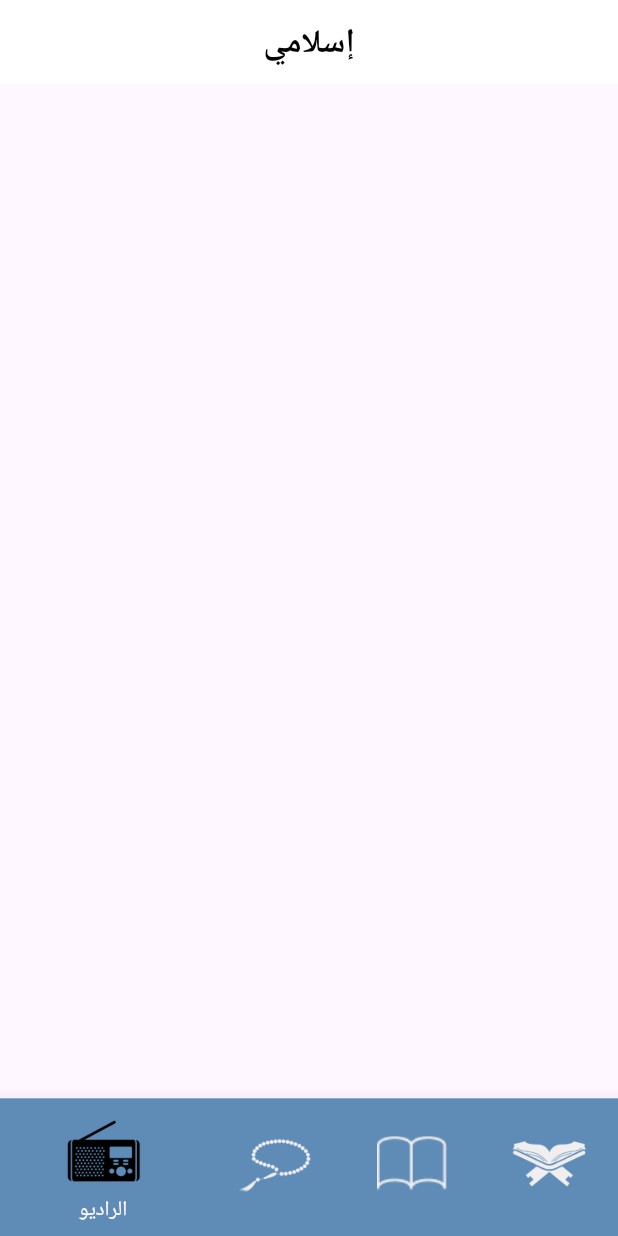
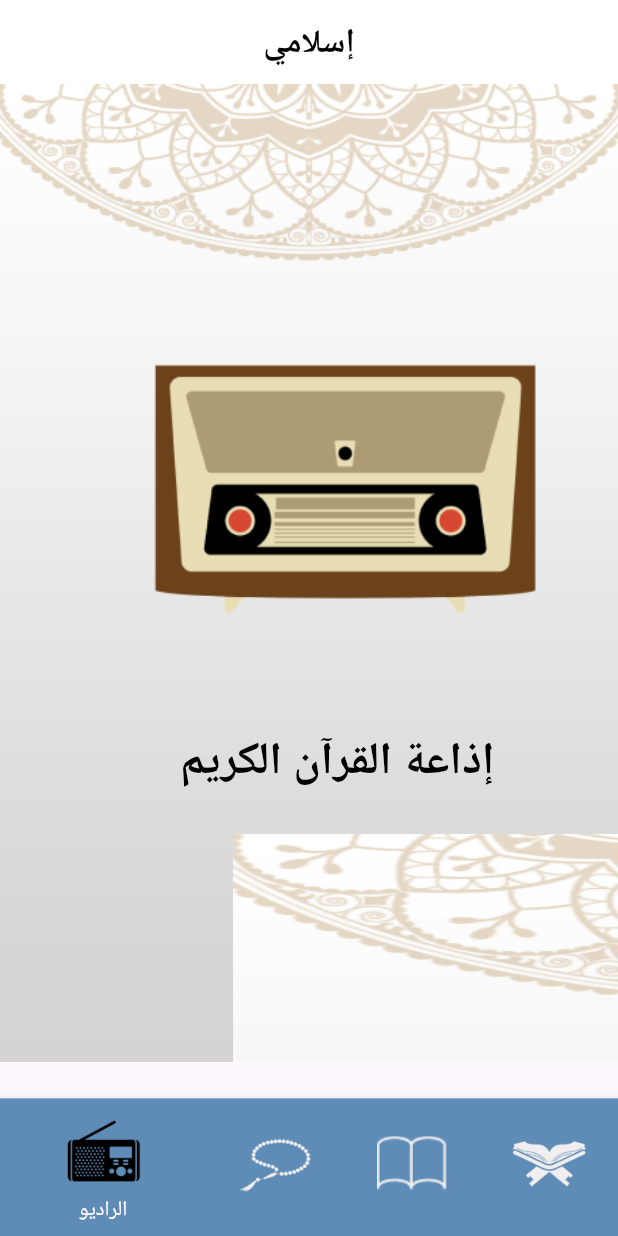
Before and after one commit to MohamedAliShaltoot/Islami_App, a Flutter app: the screen it shows after launch, on a phone screen of 412 x 824 dp. Run offline on Flutter 3.47's test engine with Material 3 defaults, Android fonts, the phone set to English and light mode, and no system bars; Roboto replaces fonts that are missing (ElMessiri-Bold).

Commit message:
add images and radio screen

```diff
--- a/islami/lib/home.dart
+++ b/islami/lib/home.dart
@@ -1,6 +1,8 @@
 import 'package:flutter/material.dart';
+import 'package:islami/screens/radioscreen.dart';
+import 'package:islami/screens/taspih_screen.dart';
 import 'package:islami/seticon.dart';
-import 'package:islami/taspih_screen.dart';
+
 
 // ignore: must_be_immutable
 class HomeScreen extends StatefulWidget {
@@ -13,9 +15,7 @@ class HomeScreen extends StatefulWidget {
 class _HomeScreenState extends State<HomeScreen> {
   List<Widget> screens = [
 
-    Container(
-      color: const Color.fromARGB(255, 27, 22, 7),
-    ),
+    const RadioScreen(),
     const TaspihScreen(),
     Container(
       color: const Color.fromARGB(255, 75, 237, 5),
--- /dev/null
+++ b/islami/lib/screens/radioscreen.dart
@@ -0,0 +1,122 @@
+import 'package:flutter/material.dart';
+
+class RadioScreen extends StatelessWidget {
+  const RadioScreen({super.key});
+
+  @override
+  Widget build(BuildContext context) {
+    double heightScreen = MediaQuery.of(context).size.height;
+    double widthScreen = MediaQuery.of(context).size.height;
+    return  SingleChildScrollView(
+        child: Column(
+          mainAxisAlignment: MainAxisAlignment.center,
+          children: [
+            Stack(
+              alignment: Alignment.center,
+              children: [
+
+                Positioned(child:  Image.asset(
+                  fit: BoxFit.fill,
+                  "images/bgImage.png",
+                  height: heightScreen-172,
+                  width: widthScreen,
+                ),
+                ),
+                  Positioned(left: 30,top: 170,child:  Image.asset(
+                  "images/radio-png-vector-transparent.png",width: 400,height: 200,
+
+                ),
+                ),
+
+                  const Positioned(left: 120,top: 430,child:  Text("إذاعة القرآن الكريم",
+                      style: TextStyle(
+              color: Colors.black,
+              fontWeight: FontWeight.bold,
+              fontFamily: "ElMessiri-Bold",
+              fontSize: 30),)
+                ),
+
+               Positioned(left: 155,top: 500,child:Row(
+                mainAxisAlignment: MainAxisAlignment.center,
+                children: [
+                   Image.asset(
+                  fit: BoxFit.fill,
+                  "images/bgImage.png",
+                  height: heightScreen-172,
+                  width: widthScreen,
+                ),
+
+                  // Container(
+
+                  //   decoration: const BoxDecoration(
+                  //     color: Color(0xff5F8CB7),
+                  //     borderRadius: BorderRadius.all(Radius.circular(22)),
+                  //   ),
+                  //   width: 69,
+                  //   height: 80,
+
+                  //   child: const Padding(
+                  //     padding: EdgeInsets.all(17.0),
+                  //     child: Text("30",
+                  //     textAlign: TextAlign.center,
+                  //       style: TextStyle(
+                  //                 color: Colors.black,
+                  //                 fontWeight: FontWeight.bold,
+                  //                 fontFamily: "ElMessiri-Bold",
+                  //                 fontSize: 30),),
+                  //   ),
+                  // ),
+                  // const SizedBox(height:20,),
+
+                  //    InkWell(
+                  //     onTap: () {
+                  //       // for later with provider processing using Selector or Consumer
+
+                  //     },
+                  //      child: Image.asset(
+                  //                          "images/Group 3.png",
+
+                  //                     ),
+                  //    ),
+
+
+//  Container(
+
+//                     decoration: const BoxDecoration(
+//                       color: Color.fromARGB(255, 68, 110, 163),
+//                       borderRadius: BorderRadius.all(Radius.circular(22)),
+//                     ),
+//                     width: 90,
+//                     height: 40,
+
+//                     child: const Text("سبحان الله",
+//                     textAlign: TextAlign.center,
+//                       style: TextStyle(
+//                                 color: Color.fromARGB(255, 242, 240, 240),
+//                                 fontWeight: FontWeight.bold,
+//                                 fontFamily: "ElMessiri-Bold",
+//                                 //fontSize: 30
+//                                 ),),
+//                   ),
+
+                ],
+              )
+                ),
+
+
+                // const Text("Islami"),
+                // Image.asset(
+                //   "images/bgImage.png",
+                //   height: heightScreen,
+                //   width: widthScreen,
+                // ),
+              ],
+            ),
+            //Text("gfgfgfg"),
+            // const Text("Islami"),
+            //Image.asset("images/bgImage.png",height: heightScreen,width: widthScreen,),
+          ],
+        ),
+      );
+  }
+}
```
Also changed, not shown: islami/images/Icon left.png (added), islami/images/Icon play.png (added), islami/images/Icon right.png (added), islami/lib/screens/taspih_screen.dart (renamed from islami/lib/taspih_screen.dart).
